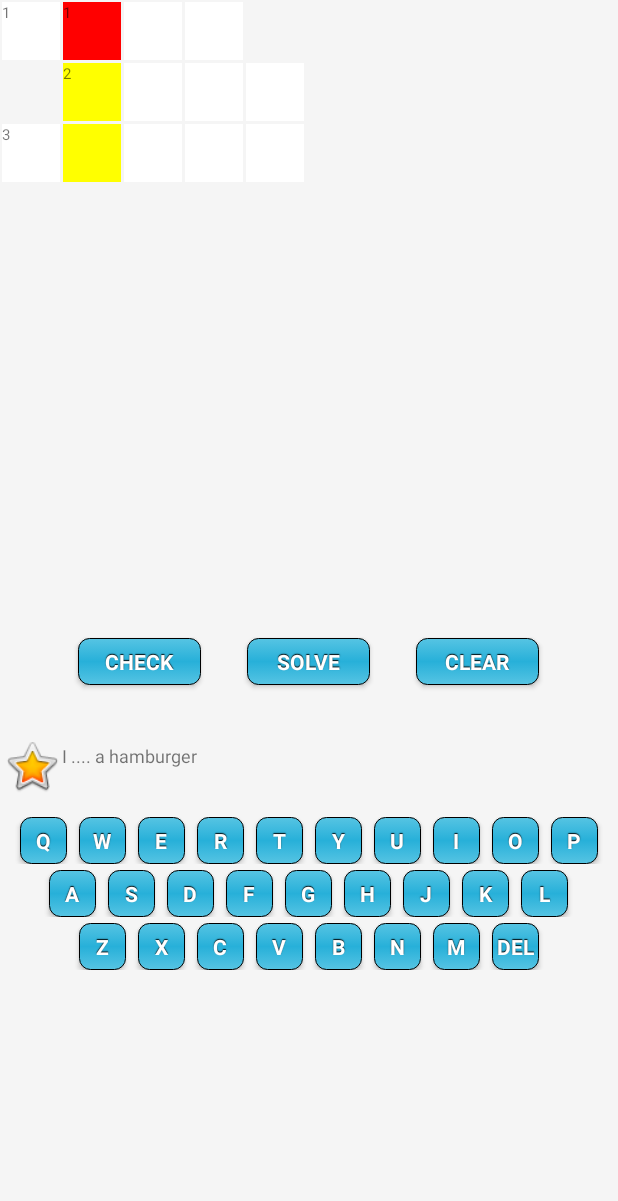
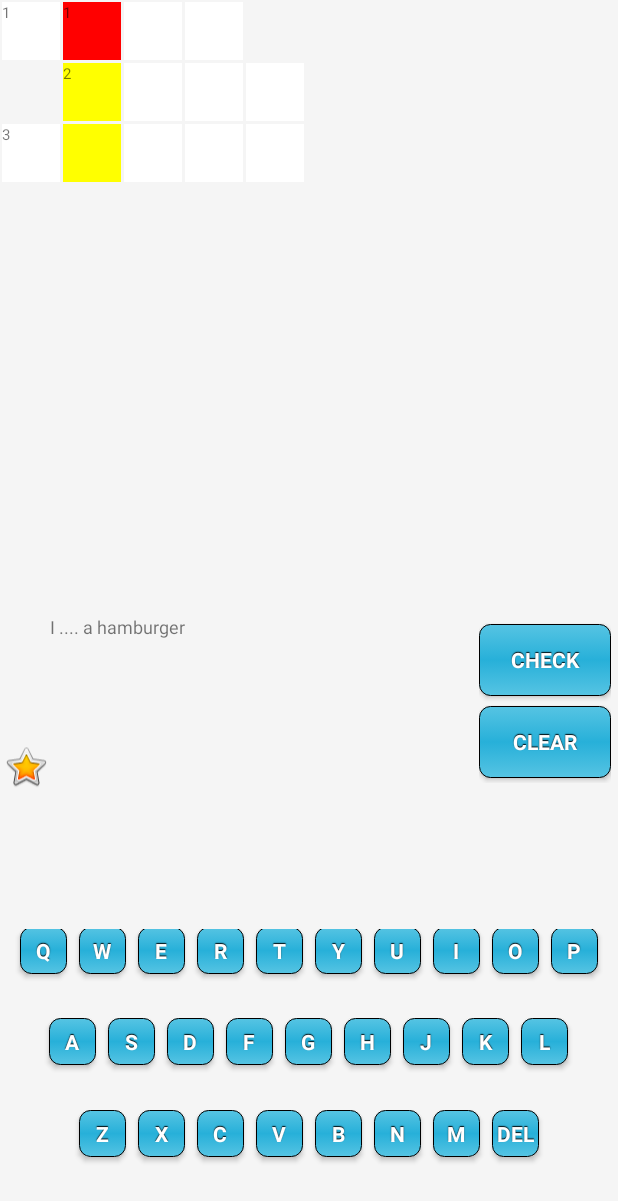
Before and after one commit to nguyenson2012/PuzzleWord, an Android app: the MainActivity screen opened directly, with no data from a screen before it, on a phone screen of 412 x 824 dp. Shown: the top 1201 px of the screen. Run offline under Robolectric (Android 15) with nearby library versions, the phone set to English and light mode, and no system bars; our stand-ins replace AdMob; libraries missing offline, so code that uses them is left out: com.nostra13.universalimageloader; 12 statements that could not run were skipped.

Commit message:
Thang Update 4/6

```diff
--- a/app/src/main/java/com/example/asus/puzzleword/activity/MainActivity.java
+++ b/app/src/main/java/com/example/asus/puzzleword/activity/MainActivity.java
@@ -13,7 +13,6 @@ import android.util.Log;
 import android.view.Menu;
 import android.view.MenuItem;
 import android.view.View;
-import android.view.ViewGroup;
 import android.view.Window;
 import android.view.WindowManager;
 import android.widget.Button;
@@ -57,12 +56,12 @@ public class MainActivity extends Activity implements GridviewAdapter.OnItemGrid
     private WordObjectsManager objManger = WordObjectsManager.getInstance();
     private GridviewAdapter adapter;
     private Button btCheckAnswer;
-    private Button btSolve;
+//    private Button btSolve;
     private Button btClear;
     private DisplayImageOptions opt;
     private ImageLoader imageLoader;
     private AdView mAdView;
-    private ArrayList<WordObject> listQuestion;
+//    private ArrayList<WordObject> listQuestion;
     private ArrayList<Bitmap> listBitmapImageQuestion;
     private StaticVariable staticVariable;
     private String prefName = "data";
@@ -102,20 +101,22 @@ public class MainActivity extends Activity implements GridviewAdapter.OnItemGrid
 //            PARENT_VERTICAL_MARGIN = 1;
         setupKeyboard();
 
-        LinearLayout.LayoutParams params = new LinearLayout.LayoutParams(ViewGroup.LayoutParams.WRAP_CONTENT, LINE_HEIGHT);
-        params.setMargins(0, PARENT_VERTICAL_MARGIN, 0, PARENT_VERTICAL_MARGIN);
+        //TODO
+//        RelativeLayout.LayoutParams params = new RelativeLayout.LayoutParams(ViewGroup.LayoutParams.WRAP_CONTENT, 10);
+//        params.setMargins(0, PARENT_VERTICAL_MARGIN, 0, PARENT_VERTICAL_MARGIN);
         txtView_question = (TextView) findViewById(R.id.textViewQuestion);
-        txtView_question.setLayoutParams(params);
+//        txtView_question.setLayoutParams(params);
+
 //        txtView_question.setMinimumHeight(0);
 //        txtView_question.setHeight((screenHeight - gridView.getMinimumHeight() - mAdView.getMinimumHeight() - PARENT_VERTICAL_MARGIN * 12) / 5);
 //        txtView_question.setHeight(screenWidth/10);
         imgView_question = (ImageView) findViewById(R.id.imageView);
+//        RelativeLayout.LayoutParams params2 = new RelativeLayout.LayoutParams(ViewGroup.LayoutParams.WRAP_CONTENT
+//                , LINE_HEIGHT*4);
+//        imgView_question.setLayoutParams(params2);
 
         getListBitmapImageStage();
-
-
         onItemGridViewClick(objManger.get(0).startX + objManger.get(0).startY * NUM_OF_COLLUMN);
-
     }
 
 
@@ -193,17 +194,18 @@ public class MainActivity extends Activity implements GridviewAdapter.OnItemGrid
         keyboard_btn[25] = new KeyboardButton((Button) findViewById(R.id.btnM), "M");
         keyboard_btn[26] = new KeyboardButton((Button) findViewById(R.id.btnDel), "Del");
         btCheckAnswer = (Button) findViewById(R.id.btcheckAnswer);
-        btSolve = (Button) findViewById(R.id.btSolve);
+        //TODO
+//        btSolve = (Button) findViewById(R.id.btSolve);
         btClear = (Button) findViewById(R.id.btClear);
 //        txtView_question=(TextView)findViewById(R.id.textViewQuestion);
 
-        Log.e("LOL", "PARENT_VERTICAL_MARGIN = " + PARENT_VERTICAL_MARGIN);
-        LinearLayout.LayoutParams params = new LinearLayout.LayoutParams(screenWidth / 5, LINE_HEIGHT);
-        params.setMargins(LINE_HEIGHT / 2, PARENT_VERTICAL_MARGIN, LINE_HEIGHT / 2, PARENT_VERTICAL_MARGIN);
+//        Log.e("LOL", "PARENT_VERTICAL_MARGIN = " + PARENT_VERTICAL_MARGIN);
+//        LinearLayout.LayoutParams params = new LinearLayout.LayoutParams(screenWidth / 5, LINE_HEIGHT);
+//        params.setMargins(LINE_HEIGHT / 2, PARENT_VERTICAL_MARGIN, LINE_HEIGHT / 2, PARENT_VERTICAL_MARGIN);
 
-        btCheckAnswer.setLayoutParams(params);
-        btSolve.setLayoutParams(params);
-        btClear.setLayoutParams(params);
+//        btCheckAnswer.setLayoutParams(params);
+//        btSolve.setLayoutParams(params);
+//        btClear.setLayoutParams(params);
 
         int BTN_KEYBOARD_MARGIN = screenWidth / (6 * NUM_OF_KEYBOARD_PER_ROW);
         int tempWidth = (screenWidth - BTN_KEYBOARD_MARGIN * (NUM_OF_KEYBOARD_PER_ROW + 1)) / NUM_OF_KEYBOARD_PER_ROW;
@@ -244,7 +246,7 @@ public class MainActivity extends Activity implements GridviewAdapter.OnItemGrid
                 if (checkAnswer()) {
                     Toast.makeText(getApplicationContext(), "You Win", Toast.LENGTH_SHORT).show();
                     updateTimeCompleteLevel(currentLevel);
-                    increseLevel();
+                    increaseLevel();
                     //initializeQuestion();
                     if (!allLevelDone)
                         setupGridView();
@@ -255,12 +257,13 @@ public class MainActivity extends Activity implements GridviewAdapter.OnItemGrid
                     Toast.makeText(getApplicationContext(), "You Lose", Toast.LENGTH_SHORT).show();
             }
         });
-        btSolve.setOnClickListener(new View.OnClickListener() {
+        //TODO
+        /*btSolve.setOnClickListener(new View.OnClickListener() {
             @Override
             public void onClick(View v) {
                 solveLevel();
             }
-        });
+        });*/
         btClear.setOnClickListener(new View.OnClickListener() {
             @Override
             public void onClick(View v) {
@@ -322,7 +325,7 @@ public class MainActivity extends Activity implements GridviewAdapter.OnItemGrid
 //        objManger.add(new WordObject(0, 0, "I ..... a book", "READ", WordObject.HORIZONTAL, "http://i.imgur.com/AlGqiAD.jpg"));
 //        objManger.add(new WordObject(0, 2, "...... up!", "STAND", WordObject.HORIZONTAL, "http://i.imgur.com/vOnIjew.jpg"));
         objManger.setObjectArrayList(staticVariable.getAllStage().get(currentLevel - 1).getListQuestion());
-        listQuestion = objManger.getObjectArrayList();
+//        listQuestion = objManger.getObjectArrayList();
     }
 
     private void setupGridView() {
@@ -401,7 +404,11 @@ public class MainActivity extends Activity implements GridviewAdapter.OnItemGrid
         int positionY = position / NUM_OF_COLLUMN;
 //        changeQuestion(positionX,positionY);
         txtView_question.setText(objManger.getObjectAt(positionX, positionY).getQuestion());
-        for (int i = 0; i < listQuestion.size(); i++) {
+        imageLoader.displayImage(objManger.getObjectAt(positionX, positionY).getImageLink(), imgView_question, opt, new SimpleImageLoadingListener() {
+
+        });
+
+        /*for (int i = 0; i < listQuestion.size(); i++) {
             WordObject wordObject = listQuestion.get(i);
             if (wordObject.getResult().equals(objManger.getObjectAt(positionX, positionY).getResult())) {
                 //imgView_question.setImageBitmap(listBitmapImageQuestion.get(i));
@@ -409,7 +416,8 @@ public class MainActivity extends Activity implements GridviewAdapter.OnItemGrid
 
                 });
             }
-        }
+        }*/
+//        Log.e("LOL","onItemGridViewClick");
     }
 
     private boolean checkAnswer() {
@@ -487,7 +495,7 @@ public class MainActivity extends Activity implements GridviewAdapter.OnItemGrid
         currentLevel = intent.getIntExtra("levelposition", 1);
     }
 
-    private void increseLevel() {
+    private void increaseLevel() {
         SharedPreferences pre = getSharedPreferences
                 (prefName, MODE_PRIVATE);
         SharedPreferences.Editor editor = pre.edit();
@@ -518,7 +526,7 @@ public class MainActivity extends Activity implements GridviewAdapter.OnItemGrid
         protected ArrayList<Bitmap> doInBackground(String... param) {
             listBitmapImageQuestion = new ArrayList<Bitmap>();
             // TODO Auto-generated method stub
-            for (WordObject wordObject : listQuestion) {
+            for (WordObject wordObject : objManger.getObjectArrayList()) {
                 imageLoader.loadImage(wordObject.getImageLink(), opt, new SimpleImageLoadingListener() {
                     @Override
                     public void onLoadingComplete(String imageUri, View view, Bitmap loadedImage) {
@@ -534,8 +542,6 @@ public class MainActivity extends Activity implements GridviewAdapter.OnItemGrid
         @Override
         protected void onPreExecute() {
             Log.i("Async-Example", "onPreExecute Called");
-
-
         }
 
         @Override
--- a/app/src/main/res/layout/activity_main.xml
+++ b/app/src/main/res/layout/activity_main.xml
@@ -33,23 +33,56 @@
         android:horizontalSpacing="2dp"
         android:verticalSpacing="2dp" />
 
+
+
+    <!--<android.support.v7.widget.RecyclerView
+        android:layout_width="match_parent"
+        android:layout_height="50dp"
+        android:id="@+id/layout_recycleView"
+        />-->
+    <RelativeLayout
+        android:layout_width="match_parent"
+        android:layout_height="0dp"
+        android:layout_weight="3"
+        android:layout_marginBottom="@dimen/vertical_margin"
+        android:layout_marginTop="@dimen/vertical_margin"
+        >
+
+        <ImageView
+            android:id="@+id/imageView"
+            android:layout_width="wrap_content"
+            android:layout_height="match_parent"
+            android:layout_alignParentStart="true"
+            android:layout_alignParentLeft="true"
+            android:src="@android:drawable/btn_star_big_on"/>
+
+        <TextView
+            android:id="@+id/textViewQuestion"
+            android:layout_width="wrap_content"
+            android:layout_height="match_parent"
+            android:layout_toRightOf="@id/imageView"
+            android:text="TEST TEXT 123456789123456789"
+            android:textSize="12dp" />
+
         <LinearLayout
             android:layout_width="wrap_content"
             android:layout_height="wrap_content"
-        android:layout_gravity="center"
+            android:layout_alignParentEnd="true"
+            android:layout_alignParentRight="true"
             android:layout_marginBottom="@dimen/vertical_margin"
             android:layout_marginTop="@dimen/vertical_margin"
-        android:orientation="horizontal">
+            android:layout_marginRight="@dimen/horizontal_margin"
+            android:orientation="vertical">
             <Button
                 android:id="@+id/btcheckAnswer"
                 style="@style/BlueButton"
                 android:layout_width="wrap_content"
                 android:layout_height="wrap_content"
-            android:layout_marginLeft="1dp"
-            android:layout_marginRight="1dp"
                 android:padding="0dp"
-            android:text="@string/check_answer" />
-        <Button
+                android:text="@string/check_answer"
+                android:layout_marginBottom="@dimen/vertical_margin"
+                android:layout_marginTop="@dimen/vertical_margin"/>
+            <!--<Button
                 android:id="@+id/btSolve"
                 style="@style/BlueButton"
                 android:layout_width="wrap_content"
@@ -57,65 +90,39 @@
                 android:layout_marginLeft="1dp"
                 android:layout_marginRight="1dp"
                 android:padding="0dp"
-            android:text="@string/solve" />
+                android:text="@string/solve" />-->
             <Button
                 android:id="@+id/btClear"
                 style="@style/BlueButton"
                 android:layout_width="wrap_content"
                 android:layout_height="wrap_content"
-            android:layout_marginLeft="1dp"
-            android:layout_marginRight="1dp"
                 android:padding="0dp"
-            android:text="@string/clear" />
+                android:text="@string/clear"
+                android:layout_marginBottom="@dimen/vertical_margin"
+                android:layout_marginTop="@dimen/vertical_margin" />
         </LinearLayout>
 
-    <!--<android.support.v7.widget.RecyclerView
-        android:layout_width="match_parent"
-        android:layout_height="50dp"
-        android:id="@+id/layout_recycleView"
-        />-->
-    <LinearLayout
-        android:layout_width="match_parent"
-        android:layout_height="wrap_content"
-        android:layout_marginBottom="@dimen/vertical_margin"
-        android:layout_marginTop="@dimen/vertical_margin"
-        android:orientation="horizontal">
-
-        <ImageView
-            android:id="@+id/imageView"
-            android:layout_width="@dimen/image_question_size"
-            android:layout_height="@dimen/image_question_size"
-            android:layout_gravity="center"
-            android:src="@android:drawable/btn_star_big_on"/>
-
-        <TextView
-            android:id="@+id/textViewQuestion"
-            android:layout_width="match_parent"
-            android:layout_height="wrap_content"
-            android:layout_gravity="center"
-            android:text="TextView"
-            android:textSize="12dp" />
-
-    </LinearLayout>
+    </RelativeLayout>
 
     <LinearLayout
         android:id="@+id/layout_keyboard"
         android:layout_width="match_parent"
-        android:layout_height="wrap_content"
-        android:layout_marginBottom="@dimen/button_blue_vertical_margin"
-        android:layout_marginTop="@dimen/button_blue_vertical_margin"
+        android:layout_height="0dp"
+        android:layout_weight="3"
+        android:layout_marginTop="@dimen/vertical_margin"
         android:orientation="vertical"
         android:padding="0dp"
         >
         <LinearLayout
             android:id="@+id/layout_kb_row1"
             android:layout_width="wrap_content"
-            android:layout_height="wrap_content"
+            android:layout_height="0dp"
+            android:layout_weight="1"
             android:layout_gravity="center"
             android:layout_marginBottom="@dimen/button_blue_vertical_margin"
             android:layout_marginTop="@dimen/button_blue_vertical_margin"
             android:orientation="horizontal"
-            android:padding="5dp">
+            android:padding="2dp">
             <Button
                 android:id="@+id/btnQ"
                 style="@style/BlueButton"
@@ -220,12 +227,13 @@
         <LinearLayout
             android:id="@+id/layout_kb_row2"
             android:layout_width="wrap_content"
-            android:layout_height="wrap_content"
+            android:layout_height="0dp"
+            android:layout_weight="1"
             android:layout_gravity="center"
             android:layout_marginBottom="@dimen/button_blue_vertical_margin"
             android:layout_marginTop="@dimen/button_blue_vertical_margin"
             android:orientation="horizontal"
-            android:padding="5dp">
+            android:padding="2dp">
             <Button
                 android:id="@+id/btnA"
                 style="@style/BlueButton"
@@ -320,12 +328,13 @@
         <LinearLayout
             android:id="@+id/layout_kb_row3"
             android:layout_width="wrap_content"
-            android:layout_height="wrap_content"
+            android:layout_height="0dp"
+            android:layout_weight="1"
             android:layout_gravity="center"
             android:layout_marginBottom="@dimen/button_blue_vertical_margin"
             android:layout_marginTop="@dimen/button_blue_vertical_margin"
             android:orientation="horizontal"
-            android:padding="5dp">
+            android:paddingTop="2dp">
             <Button
                 android:id="@+id/btnZ"
                 style="@style/BlueButton"
--- a/app/src/main/res/values/dimens.xml
+++ b/app/src/main/res/values/dimens.xml
@@ -10,7 +10,8 @@
     <dimen name="card_view_width">60dp</dimen>
     <dimen name="image_product_width">80dp</dimen>
     <dimen name="recyclerview_level_padding">10dp</dimen>
-    <dimen name="vertical_margin">1dp</dimen>
+    <dimen name="vertical_margin">3dp</dimen>
+    <dimen name="horizontal_margin">3dp</dimen>
     <dimen name="button_blue_horizontal_margin">0.5dp</dimen>
     <dimen name="button_blue_vertical_margin">-3dp</dimen>
     <dimen name="image_question_size">40dp</dimen>
```
Also changed, not shown: 1 other file. Lines whose indentation alone changed are shown as unchanged.
